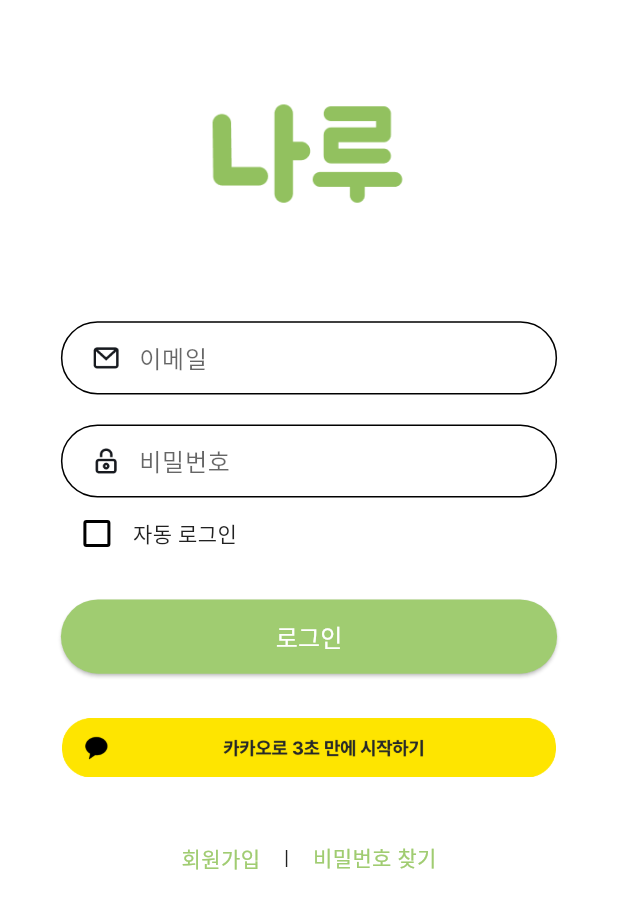
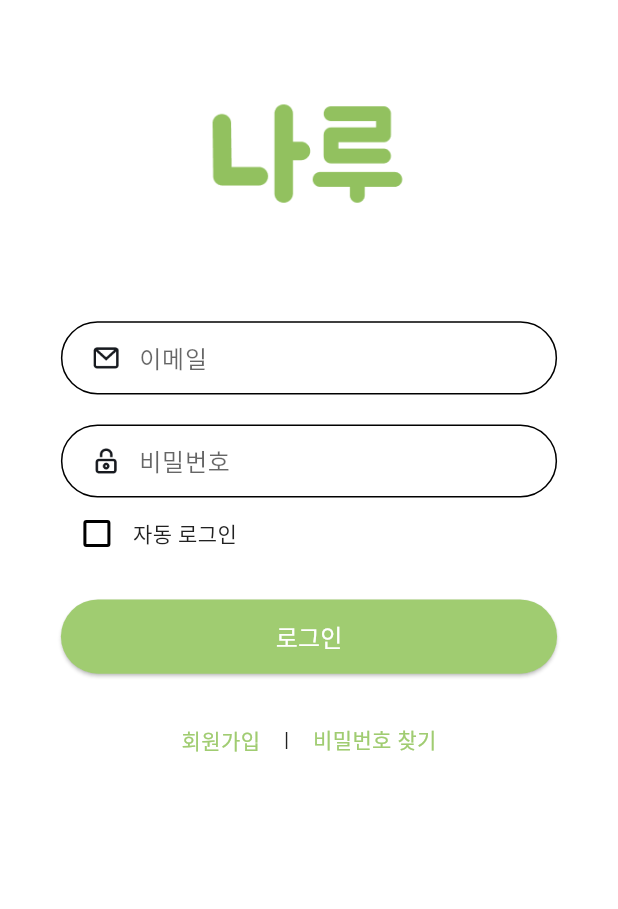
Before and after one commit to crepas/Start_up, a Flutter app: the screen it shows after launch, on a phone screen of 412 x 824 dp. Shown: the top 909 px of the screen. Run offline on Flutter 3.47's test engine with Material 3 defaults, Android fonts, the light colour scheme and no system bars; our stand-ins replace cached_network_image, geolocator, image_picker, permission_handler, shared_preferences; missing offline and left inert: flutter_naver_map, kakao_flutter_sdk_user.

Commit message:
06/10 승우

```diff
--- a/lib/screens/login.dart
+++ b/lib/screens/login.dart
@@ -328,18 +328,6 @@ class _LoginScreenState extends State<LoginScreen> {
 
                     SizedBox(height: 20),
 
-                    // 소셜 로그인 버튼
-                    Row(
-                      mainAxisAlignment: MainAxisAlignment.center,
-                      children: [
-                        KakaoLoginButton(
-                          onPressed: _handleKakaoLogin,
-                        ),
-                      ],
-                    ),
-
-                    SizedBox(height: 20),
-
                     // 회원가입 및 비밀번호 찾기 링크
                     Row(
                       mainAxisAlignment: MainAxisAlignment.center,
```
Also changed, not shown: lib/screens/MainScreen.dart (+0 -10 lines), lib/screens/MenuTab.dart (+0 -29 lines).
